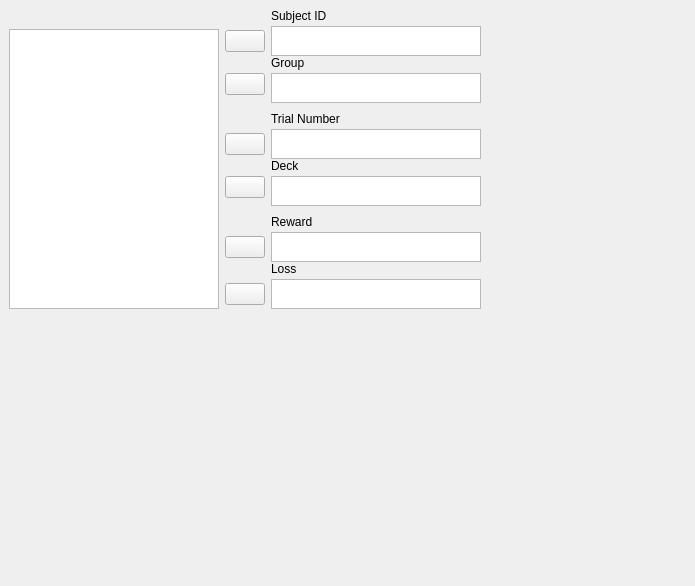
jasp-stats/jasp-desktop, file JASP-Desktop/analysisforms/r11tlearnform.ui: the form before one commit.
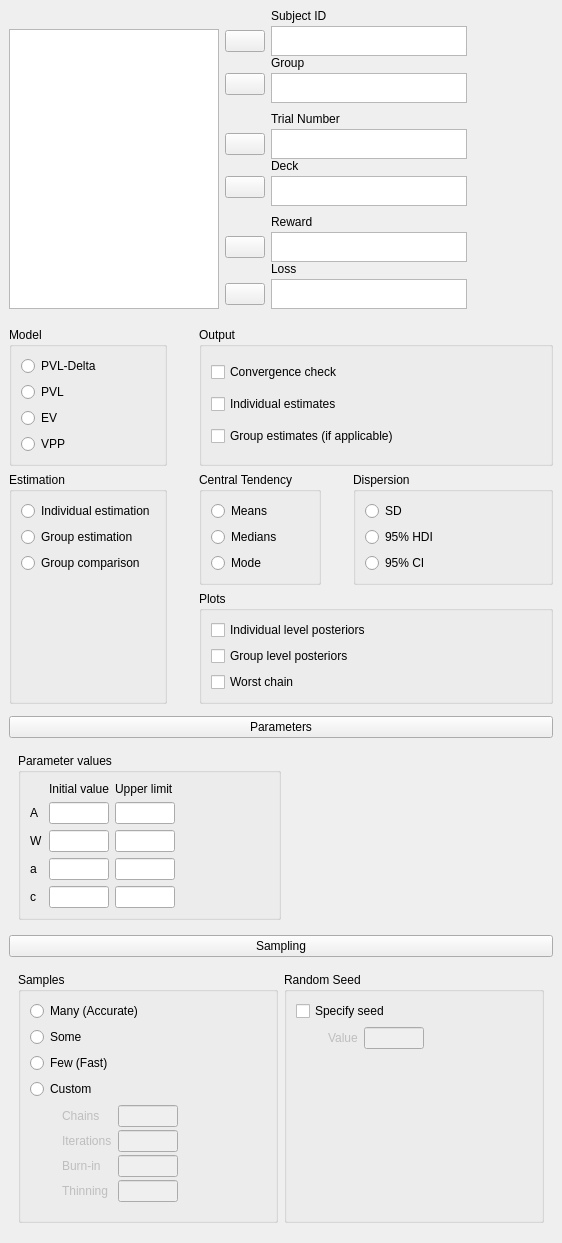
The form after the commit. Custom widgets are drawn as their Qt base class.

Commit message: Added UI + options for R11tLearn module

The edit to the form file:
```diff
--- a/JASP-Desktop/analysisforms/r11tlearnform.ui
+++ b/JASP-Desktop/analysisforms/r11tlearnform.ui
@@ -6,8 +6,8 @@
    <rect>
     <x>0</x>
     <y>0</y>
-    <width>695</width>
-    <height>586</height>
+    <width>562</width>
+    <height>1243</height>
    </rect>
   </property>
   <property name="windowTitle">
@@ -479,7 +479,398 @@
      </layout>
     </widget>
    </item>
-   <item row="1" column="0">
+   <item row="1" column="0" colspan="2">
+    <widget class="QWidget" name="widget" native="true">
+     <layout class="QGridLayout" name="gridLayout_8">
+      <property name="horizontalSpacing">
+       <number>32</number>
+      </property>
+      <item row="1" column="1" rowspan="2">
+       <widget class="BoundGroupBox" name="centralTendency">
+        <property name="title">
+         <string>Central Tendency</string>
+        </property>
+        <layout class="QGridLayout" name="gridLayout_23">
+         <item row="1" column="0">
+          <widget class="QRadioButton" name="_2medians">
+           <property name="text">
+            <string>Medians</string>
+           </property>
+          </widget>
+         </item>
+         <item row="0" column="0">
+          <widget class="QRadioButton" name="_1means">
+           <property name="text">
+            <string>Means</string>
+           </property>
+          </widget>
+         </item>
+         <item row="2" column="0">
+          <widget class="QRadioButton" name="_3mode">
+           <property name="text">
+            <string>Mode</string>
+           </property>
+          </widget>
+         </item>
+        </layout>
+       </widget>
+      </item>
+      <item row="1" column="0" rowspan="3">
+       <widget class="BoundGroupBox" name="estimation">
+        <property name="title">
+         <string>Estimation</string>
+        </property>
+        <layout class="QGridLayout" name="gridLayout_10">
+         <item row="0" column="0">
+          <widget class="QRadioButton" name="_1individualEstimation">
+           <property name="text">
+            <string>Individual estimation</string>
+           </property>
+          </widget>
+         </item>
+         <item row="4" column="0">
+          <spacer name="verticalSpacer">
+           <property name="orientation">
+            <enum>Qt::Vertical</enum>
+           </property>
+           <property name="sizeHint" stdset="0">
+            <size>
+             <width>20</width>
+             <height>40</height>
+            </size>
+           </property>
+          </spacer>
+         </item>
+         <item row="1" column="0">
+          <widget class="QRadioButton" name="_2groupEstimation">
+           <property name="text">
+            <string>Group estimation</string>
+           </property>
+          </widget>
+         </item>
+         <item row="3" column="0">
+          <widget class="QRadioButton" name="_3groupComparison">
+           <property name="text">
+            <string>Group comparison</string>
+           </property>
+          </widget>
+         </item>
+        </layout>
+       </widget>
+      </item>
+      <item row="0" column="0">
+       <widget class="BoundGroupBox" name="model">
+        <property name="title">
+         <string>Model</string>
+        </property>
+        <layout class="QGridLayout" name="gridLayout_9">
+         <item row="0" column="0">
+          <widget class="QRadioButton" name="_1pvlDelta">
+           <property name="text">
+            <string>PVL-Delta</string>
+           </property>
+          </widget>
+         </item>
+         <item row="2" column="0">
+          <widget class="QRadioButton" name="_3ev">
+           <property name="text">
+            <string>EV</string>
+           </property>
+          </widget>
+         </item>
+         <item row="1" column="0">
+          <widget class="QRadioButton" name="_2pvl">
+           <property name="text">
+            <string>PVL</string>
+           </property>
+          </widget>
+         </item>
+         <item row="3" column="0">
+          <widget class="QRadioButton" name="_4vpp">
+           <property name="text">
+            <string>VPP</string>
+           </property>
+          </widget>
+         </item>
+        </layout>
+       </widget>
+      </item>
+      <item row="0" column="1" colspan="4">
+       <widget class="GroupBox" name="groupBox_3">
+        <property name="title">
+         <string>Output</string>
+        </property>
+        <layout class="QGridLayout" name="gridLayout_11">
+         <item row="0" column="0">
+          <widget class="BoundCheckBox" name="outputConvergenceCheck">
+           <property name="text">
+            <string>Convergence check</string>
+           </property>
+          </widget>
+         </item>
+         <item row="1" column="0">
+          <widget class="BoundCheckBox" name="outputIndividualEstimates">
+           <property name="text">
+            <string>Individual estimates</string>
+           </property>
+          </widget>
+         </item>
+         <item row="2" column="0">
+          <widget class="BoundCheckBox" name="outputGroupEstimates">
+           <property name="text">
+            <string>Group estimates (if applicable)</string>
+           </property>
+          </widget>
+         </item>
+        </layout>
+       </widget>
+      </item>
+      <item row="3" column="1" colspan="4">
+       <widget class="GroupBox" name="groupBox_4">
+        <property name="title">
+         <string>Plots</string>
+        </property>
+        <layout class="QGridLayout" name="gridLayout_13">
+         <item row="2" column="0">
+          <widget class="BoundCheckBox" name="plotGroupLevelPosteriors">
+           <property name="text">
+            <string>Group level posteriors</string>
+           </property>
+          </widget>
+         </item>
+         <item row="1" column="0">
+          <widget class="BoundCheckBox" name="plotIndividualLevelPosteriors">
+           <property name="text">
+            <string>Individual level posteriors</string>
+           </property>
+          </widget>
+         </item>
+         <item row="3" column="0">
+          <widget class="BoundCheckBox" name="plotWorstChain">
+           <property name="text">
+            <string>Worst chain</string>
+           </property>
+          </widget>
+         </item>
+        </layout>
+       </widget>
+      </item>
+      <item row="1" column="2" rowspan="2" colspan="3">
+       <widget class="BoundGroupBox" name="distribution">
+        <property name="title">
+         <string>Dispersion</string>
+        </property>
+        <layout class="QGridLayout" name="gridLayout_22">
+         <item row="2" column="0">
+          <widget class="QRadioButton" name="_3ci">
+           <property name="text">
+            <string>95% CI</string>
+           </property>
+          </widget>
+         </item>
+         <item row="1" column="0">
+          <widget class="QRadioButton" name="_2hdi">
+           <property name="text">
+            <string>95% HDI</string>
+           </property>
+          </widget>
+         </item>
+         <item row="0" column="0">
+          <widget class="QRadioButton" name="_1sd">
+           <property name="text">
+            <string>SD</string>
+           </property>
+          </widget>
+         </item>
+        </layout>
+       </widget>
+      </item>
+     </layout>
+    </widget>
+   </item>
+   <item row="2" column="0" colspan="2">
+    <widget class="QWidget" name="widget_10" native="true">
+     <layout class="QGridLayout" name="gridLayout_14">
+      <property name="topMargin">
+       <number>3</number>
+      </property>
+      <property name="bottomMargin">
+       <number>3</number>
+      </property>
+      <item row="0" column="0">
+       <widget class="ExpanderButton" name="pushButton">
+        <property name="text">
+         <string>Parameters</string>
+        </property>
+       </widget>
+      </item>
+      <item row="1" column="0">
+       <widget class="QWidget" name="containerParameters" native="true">
+        <layout class="QGridLayout" name="gridLayout_15">
+         <item row="0" column="0">
+          <widget class="GroupBox" name="groupBox_5">
+           <property name="title">
+            <string>Parameter values</string>
+           </property>
+           <layout class="QGridLayout" name="gridLayout_16">
+            <item row="4" column="1">
+             <widget class="BoundTextBox" name="cInitial">
+              <property name="maximumSize">
+               <size>
+                <width>60</width>
+                <height>16777215</height>
+               </size>
+              </property>
+             </widget>
+            </item>
+            <item row="2" column="0">
+             <widget class="QLabel" name="label_9">
+              <property name="text">
+               <string>W</string>
+              </property>
+             </widget>
+            </item>
+            <item row="4" column="2">
+             <widget class="BoundTextBox" name="cUpper">
+              <property name="maximumSize">
+               <size>
+                <width>60</width>
+                <height>16777215</height>
+               </size>
+              </property>
+             </widget>
+            </item>
+            <item row="1" column="1">
+             <widget class="BoundTextBox" name="AInitial">
+              <property name="maximumSize">
+               <size>
+                <width>60</width>
+                <height>16777215</height>
+               </size>
+              </property>
+             </widget>
+            </item>
+            <item row="3" column="2">
+             <widget class="BoundTextBox" name="aUpper">
+              <property name="maximumSize">
+               <size>
+                <width>60</width>
+                <height>16777215</height>
+               </size>
+              </property>
+             </widget>
+            </item>
+            <item row="0" column="1">
+             <widget class="QLabel" name="label_12">
+              <property name="text">
+               <string>Initial value</string>
+              </property>
+             </widget>
+            </item>
+            <item row="2" column="2">
+             <widget class="BoundTextBox" name="WUpper">
+              <property name="maximumSize">
+               <size>
+                <width>60</width>
+                <height>16777215</height>
+               </size>
+              </property>
+             </widget>
+            </item>
+            <item row="3" column="0">
+             <widget class="QLabel" name="label_10">
+              <property name="text">
+               <string>a</string>
+              </property>
+             </widget>
+            </item>
+            <item row="0" column="2">
+             <widget class="QLabel" name="label_13">
+              <property name="text">
+               <string>Upper limit</string>
+              </property>
+             </widget>
+            </item>
+            <item row="1" column="0">
+             <widget class="QLabel" name="label_8">
+              <property name="text">
+               <string>A</string>
+              </property>
+             </widget>
+            </item>
+            <item row="2" column="1">
+             <widget class="BoundTextBox" name="WInitial">
+              <property name="maximumSize">
+               <size>
+                <width>60</width>
+                <height>16777215</height>
+               </size>
+              </property>
+             </widget>
+            </item>
+            <item row="4" column="0">
+             <widget class="QLabel" name="label_11">
+              <property name="text">
+               <string>c</string>
+              </property>
+             </widget>
+            </item>
+            <item row="3" column="1">
+             <widget class="BoundTextBox" name="aInitial">
+              <property name="maximumSize">
+               <size>
+                <width>60</width>
+                <height>16777215</height>
+               </size>
+              </property>
+             </widget>
+            </item>
+            <item row="1" column="2">
+             <widget class="BoundTextBox" name="AUpper">
+              <property name="maximumSize">
+               <size>
+                <width>60</width>
+                <height>16777215</height>
+               </size>
+              </property>
+             </widget>
+            </item>
+            <item row="1" column="3">
+             <spacer name="horizontalSpacer_2">
+              <property name="orientation">
+               <enum>Qt::Horizontal</enum>
+              </property>
+              <property name="sizeHint" stdset="0">
+               <size>
+                <width>40</width>
+                <height>20</height>
+               </size>
+              </property>
+             </spacer>
+            </item>
+           </layout>
+          </widget>
+         </item>
+         <item row="0" column="1">
+          <spacer name="horizontalSpacer">
+           <property name="orientation">
+            <enum>Qt::Horizontal</enum>
+           </property>
+           <property name="sizeHint" stdset="0">
+            <size>
+             <width>40</width>
+             <height>20</height>
+            </size>
+           </property>
+          </spacer>
+         </item>
+        </layout>
+       </widget>
+      </item>
+     </layout>
+    </widget>
+   </item>
+   <item row="4" column="0">
     <spacer name="verticalSpacer_2">
      <property name="orientation">
       <enum>Qt::Vertical</enum>
@@ -492,6 +883,247 @@
      </property>
     </spacer>
    </item>
+   <item row="3" column="0" colspan="2">
+    <widget class="QWidget" name="widget_5" native="true">
+     <layout class="QGridLayout" name="gridLayout_12">
+      <property name="topMargin">
+       <number>3</number>
+      </property>
+      <property name="bottomMargin">
+       <number>3</number>
+      </property>
+      <item row="0" column="0">
+       <widget class="ExpanderButton" name="pushButton_2">
+        <property name="text">
+         <string>Sampling</string>
+        </property>
+       </widget>
+      </item>
+      <item row="1" column="0">
+       <widget class="QWidget" name="containerSampling" native="true">
+        <layout class="QGridLayout" name="gridLayout_18">
+         <item row="0" column="0">
+          <widget class="BoundGroupBox" name="samples">
+           <property name="title">
+            <string>Samples</string>
+           </property>
+           <layout class="QGridLayout" name="gridLayout_19">
+            <item row="1" column="0">
+             <widget class="QRadioButton" name="_2some">
+              <property name="text">
+               <string>Some</string>
+              </property>
+             </widget>
+            </item>
+            <item row="0" column="0">
+             <widget class="QRadioButton" name="_1many">
+              <property name="text">
+               <string>Many (Accurate)</string>
+              </property>
+             </widget>
+            </item>
+            <item row="3" column="0">
+             <widget class="QRadioButton" name="_4custom">
+              <property name="text">
+               <string>Custom</string>
+              </property>
+             </widget>
+            </item>
+            <item row="2" column="0">
+             <widget class="QRadioButton" name="_3few">
+              <property name="text">
+               <string>Few (Fast)</string>
+              </property>
+             </widget>
+            </item>
+            <item row="4" column="0">
+             <widget class="QWidget" name="custom" native="true">
+              <property name="enabled">
+               <bool>false</bool>
+              </property>
+              <layout class="QGridLayout" name="gridLayout_20">
+               <property name="leftMargin">
+                <number>32</number>
+               </property>
+               <property name="topMargin">
+                <number>0</number>
+               </property>
+               <property name="verticalSpacing">
+                <number>3</number>
+               </property>
+               <item row="5" column="0">
+                <widget class="QLabel" name="label_17">
+                 <property name="text">
+                  <string>Thinning</string>
+                 </property>
+                </widget>
+               </item>
+               <item row="1" column="0">
+                <widget class="QLabel" name="label_7">
+                 <property name="text">
+                  <string>Iterations</string>
+                 </property>
+                </widget>
+               </item>
+               <item row="1" column="2">
+                <spacer name="horizontalSpacer_4">
+                 <property name="orientation">
+                  <enum>Qt::Horizontal</enum>
+                 </property>
+                 <property name="sizeHint" stdset="0">
+                  <size>
+                   <width>40</width>
+                   <height>20</height>
+                  </size>
+                 </property>
+                </spacer>
+               </item>
+               <item row="3" column="0">
+                <widget class="QLabel" name="label_14">
+                 <property name="text">
+                  <string>Burn-in</string>
+                 </property>
+                </widget>
+               </item>
+               <item row="3" column="1">
+                <widget class="BoundTextBox" name="customBurnin">
+                 <property name="maximumSize">
+                  <size>
+                   <width>60</width>
+                   <height>16777215</height>
+                  </size>
+                 </property>
+                </widget>
+               </item>
+               <item row="1" column="1">
+                <widget class="BoundTextBox" name="customIterations">
+                 <property name="maximumSize">
+                  <size>
+                   <width>60</width>
+                   <height>16777215</height>
+                  </size>
+                 </property>
+                </widget>
+               </item>
+               <item row="0" column="0">
+                <widget class="QLabel" name="label_16">
+                 <property name="text">
+                  <string>Chains</string>
+                 </property>
+                </widget>
+               </item>
+               <item row="0" column="1">
+                <widget class="BoundTextBox" name="customChains">
+                 <property name="maximumSize">
+                  <size>
+                   <width>60</width>
+                   <height>16777215</height>
+                  </size>
+                 </property>
+                </widget>
+               </item>
+               <item row="5" column="1">
+                <widget class="BoundTextBox" name="customThinning">
+                 <property name="maximumSize">
+                  <size>
+                   <width>60</width>
+                   <height>16777215</height>
+                  </size>
+                 </property>
+                </widget>
+               </item>
+              </layout>
+             </widget>
+            </item>
+           </layout>
+          </widget>
+         </item>
+         <item row="0" column="1">
+          <widget class="GroupBox" name="groupBox_7">
+           <property name="title">
+            <string>Random Seed</string>
+           </property>
+           <layout class="QGridLayout" name="gridLayout_24">
+            <item row="0" column="0">
+             <widget class="BoundCheckBox" name="specificSeed">
+              <property name="text">
+               <string>Specify seed</string>
+              </property>
+             </widget>
+            </item>
+            <item row="1" column="0">
+             <widget class="QWidget" name="specificSeedContainer" native="true">
+              <property name="enabled">
+               <bool>false</bool>
+              </property>
+              <layout class="QGridLayout" name="gridLayout_26">
+               <property name="leftMargin">
+                <number>32</number>
+               </property>
+               <property name="topMargin">
+                <number>0</number>
+               </property>
+               <property name="rightMargin">
+                <number>0</number>
+               </property>
+               <property name="bottomMargin">
+                <number>0</number>
+               </property>
+               <item row="0" column="0">
+                <widget class="QLabel" name="label_15">
+                 <property name="text">
+                  <string>Value</string>
+                 </property>
+                </widget>
+               </item>
+               <item row="0" column="1">
+                <widget class="BoundTextBox" name="specificSeedValue">
+                 <property name="maximumSize">
+                  <size>
+                   <width>60</width>
+                   <height>16777215</height>
+                  </size>
+                 </property>
+                </widget>
+               </item>
+               <item row="1" column="1">
+                <spacer name="verticalSpacer_3">
+                 <property name="orientation">
+                  <enum>Qt::Vertical</enum>
+                 </property>
+                 <property name="sizeHint" stdset="0">
+                  <size>
+                   <width>20</width>
+                   <height>40</height>
+                  </size>
+                 </property>
+                </spacer>
+               </item>
+               <item row="0" column="2">
+                <spacer name="horizontalSpacer_3">
+                 <property name="orientation">
+                  <enum>Qt::Horizontal</enum>
+                 </property>
+                 <property name="sizeHint" stdset="0">
+                  <size>
+                   <width>40</width>
+                   <height>20</height>
+                  </size>
+                 </property>
+                </spacer>
+               </item>
+              </layout>
+             </widget>
+            </item>
+           </layout>
+          </widget>
+         </item>
+        </layout>
+       </widget>
+      </item>
+     </layout>
+    </widget>
+   </item>
   </layout>
  </widget>
  <customwidgets>
@@ -510,6 +1142,33 @@
    <extends>QListView</extends>
    <header>widgets/boundlistview.h</header>
   </customwidget>
+  <customwidget>
+   <class>BoundGroupBox</class>
+   <extends>QGroupBox</extends>
+   <header>widgets/boundgroupbox.h</header>
+   <container>1</container>
+  </customwidget>
+  <customwidget>
+   <class>GroupBox</class>
+   <extends>QGroupBox</extends>
+   <header>widgets/groupbox.h</header>
+   <container>1</container>
+  </customwidget>
+  <customwidget>
+   <class>ExpanderButton</class>
+   <extends>QPushButton</extends>
+   <header>widgets/expanderbutton.h</header>
+  </customwidget>
+  <customwidget>
+   <class>BoundCheckBox</class>
+   <extends>QCheckBox</extends>
+   <header>widgets/boundcheckbox.h</header>
+  </customwidget>
+  <customwidget>
+   <class>BoundTextBox</class>
+   <extends>QLineEdit</extends>
+   <header>widgets/boundtextbox.h</header>
+  </customwidget>
  </customwidgets>
  <resources/>
  <connections/>
```
Left out of the diff: 84 changed lines with no effect on the pictures. The commit also changes 2 other files.
